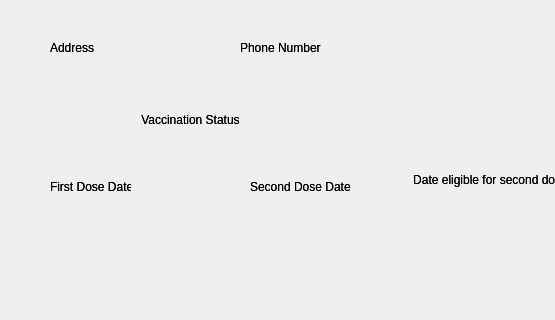
OmriWebber/CovidApp, file user_profile.ui: the form before one commit; both pictures show x 0 to 555 and y 120 to 440 of the 637 by 440 pixel window.
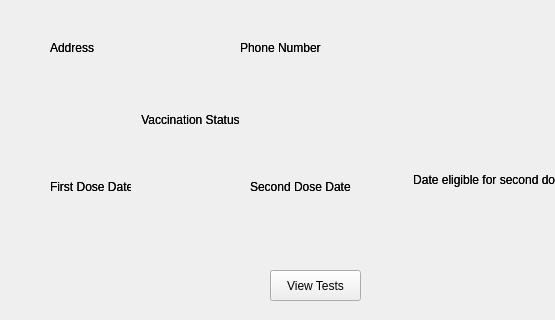
The form after the commit.

Commit message: Added admin profile

Diff of the .ui file:
```diff
--- a/user_profile.ui
+++ b/user_profile.ui
@@ -731,6 +731,19 @@
     <string>Finish Editing</string>
    </property>
   </widget>
+  <widget class="QPushButton" name="pushButton">
+   <property name="geometry">
+    <rect>
+     <x>270</x>
+     <y>390</y>
+     <width>91</width>
+     <height>31</height>
+    </rect>
+   </property>
+   <property name="text">
+    <string>View Tests</string>
+   </property>
+  </widget>
   <zorder>groupBox</zorder>
   <zorder>pushButton_finishEdit</zorder>
   <zorder>label_title</zorder>
```
Left out of the diff: 1 changed line with no effect on the pictures. The commit also changes 7 other files.
